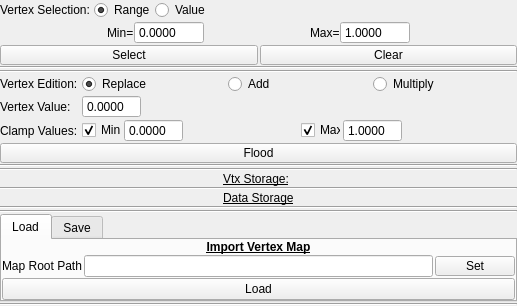
Qt form tools/maya/cloth/vtxMap/ui/wgVtxEdit.ui (snaress/studio) before a commit.
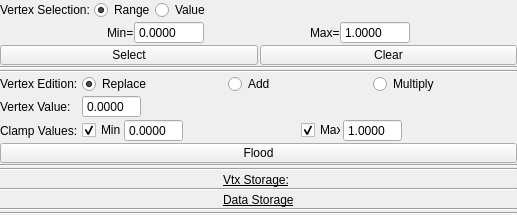
The same form after that commit. The open tabs and pages were chosen to show the change.

Commit message: VtxMap: Add user import export cmds

Diff of the .ui file:
```diff
--- a/tools/maya/cloth/vtxMap/ui/wgVtxEdit.ui
+++ b/tools/maya/cloth/vtxMap/ui/wgVtxEdit.ui
@@ -7,7 +7,7 @@
     <x>0</x>
     <y>0</y>
     <width>517</width>
-    <height>305</height>
+    <height>215</height>
    </rect>
   </property>
   <property name="windowTitle">
@@ -593,189 +593,11 @@
      </property>
     </widget>
    </item>
-   <item row="20" column="0">
-    <widget class="Line" name="line_4">
-     <property name="orientation">
-      <enum>Qt::Horizontal</enum>
-     </property>
-    </widget>
-   </item>
-   <item row="17" column="0">
-    <widget class="Line" name="line_8">
-     <property name="orientation">
-      <enum>Qt::Horizontal</enum>
-     </property>
-    </widget>
-   </item>
    <item row="18" column="0">
-    <widget class="QTabWidget" name="tabFile">
-     <property name="currentIndex">
-      <number>1</number>
+    <widget class="Line" name="line_4">
+     <property name="orientation">
+      <enum>Qt::Horizontal</enum>
      </property>
-     <widget class="QWidget" name="tiLoad">
-      <attribute name="title">
-       <string>Load</string>
-      </attribute>
-      <layout class="QGridLayout" name="gridLayout_3">
-       <property name="margin">
-        <number>0</number>
-       </property>
-       <property name="spacing">
-        <number>0</number>
-       </property>
-       <item row="0" column="0" colspan="2">
-        <widget class="QLabel" name="lImportTitle">
-         <property name="minimumSize">
-          <size>
-           <width>0</width>
-           <height>14</height>
-          </size>
-         </property>
-         <property name="font">
-          <font>
-           <weight>75</weight>
-           <bold>true</bold>
-           <underline>true</underline>
-          </font>
-         </property>
-         <property name="text">
-          <string>Import Vertex Map</string>
-         </property>
-         <property name="alignment">
-          <set>Qt::AlignCenter</set>
-         </property>
-        </widget>
-       </item>
-       <item row="1" column="0" rowspan="2" colspan="2">
-        <layout class="QHBoxLayout" name="hlRootPath">
-         <property name="spacing">
-          <number>2</number>
-         </property>
-         <item>
-          <widget class="QLabel" name="lRootPath">
-           <property name="minimumSize">
-            <size>
-             <width>80</width>
-             <height>0</height>
-            </size>
-           </property>
-           <property name="maximumSize">
-            <size>
-             <width>80</width>
-             <height>20</height>
-            </size>
-           </property>
-           <property name="text">
-            <string>Map Root Path:</string>
-           </property>
-          </widget>
-         </item>
-         <item>
-          <widget class="QLineEdit" name="leRootPath"/>
-         </item>
-         <item>
-          <widget class="QPushButton" name="pbSet">
-           <property name="maximumSize">
-            <size>
-             <width>16777215</width>
-             <height>20</height>
-            </size>
-           </property>
-           <property name="text">
-            <string>Set</string>
-           </property>
-          </widget>
-         </item>
-        </layout>
-       </item>
-       <item row="3" column="0" colspan="2">
-        <widget class="QPushButton" name="pushButton">
-         <property name="text">
-          <string>Load</string>
-         </property>
-        </widget>
-       </item>
-      </layout>
-     </widget>
-     <widget class="QWidget" name="tiSave">
-      <attribute name="title">
-       <string>Save</string>
-      </attribute>
-      <layout class="QGridLayout" name="gridLayout_2">
-       <property name="margin">
-        <number>0</number>
-       </property>
-       <property name="spacing">
-        <number>0</number>
-       </property>
-       <item row="0" column="0">
-        <widget class="QLabel" name="lExportTitle">
-         <property name="font">
-          <font>
-           <weight>75</weight>
-           <bold>true</bold>
-           <underline>true</underline>
-          </font>
-         </property>
-         <property name="text">
-          <string>Export Vertex Map</string>
-         </property>
-         <property name="alignment">
-          <set>Qt::AlignCenter</set>
-         </property>
-        </widget>
-       </item>
-       <item row="1" column="0">
-        <layout class="QHBoxLayout" name="hlExportPath">
-         <property name="spacing">
-          <number>2</number>
-         </property>
-         <item>
-          <widget class="QLabel" name="lExportPath">
-           <property name="minimumSize">
-            <size>
-             <width>80</width>
-             <height>0</height>
-            </size>
-           </property>
-           <property name="maximumSize">
-            <size>
-             <width>80</width>
-             <height>16777215</height>
-            </size>
-           </property>
-           <property name="text">
-            <string>Vtx Map Path:</string>
-           </property>
-          </widget>
-         </item>
-         <item>
-          <widget class="QLineEdit" name="leExportPath"/>
-         </item>
-         <item>
-          <widget class="QPushButton" name="pbOpen">
-           <property name="maximumSize">
-            <size>
-             <width>16777215</width>
-             <height>20</height>
-            </size>
-           </property>
-           <property name="text">
-            <string>Open</string>
-           </property>
-          </widget>
-         </item>
-        </layout>
-       </item>
-       <item row="2" column="0">
-        <widget class="QPushButton" name="pbSave">
-         <property name="text">
-          <string>Save</string>
-         </property>
-        </widget>
-       </item>
-      </layout>
-     </widget>
     </widget>
    </item>
   </layout>
```
The commit also changes 9 other files.
